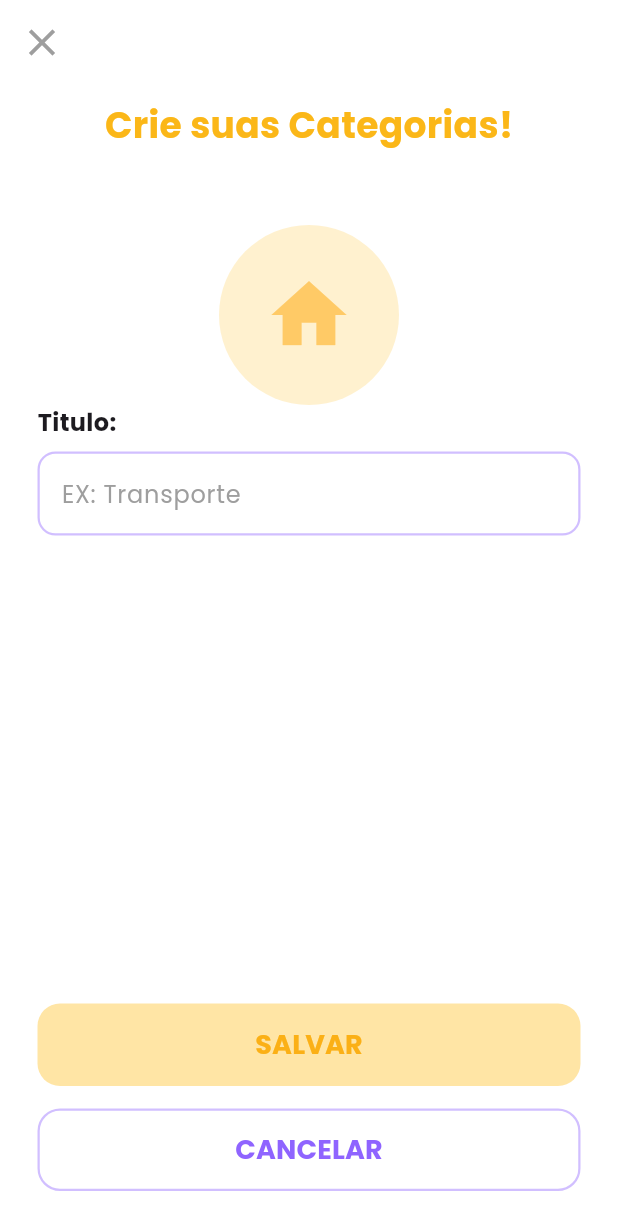
After one commit to hribes/Invezzte, a Flutter app: the CategoryCreate screen opened by its route, on a phone screen of 412 x 824 dp. The commit adds this screen. Shown: the top 1230 px of the screen. Run offline on Flutter 3.47's test engine with Material 3 defaults, Android fonts, the phone set to English and light mode, and no system bars; our stand-ins replace fl_chart, go_router.

Commit message:
feat: tela de cadastro de categorias

```diff
--- /dev/null
+++ b/lib/feature/configuracao/CategoryCreate.dart
@@ -0,0 +1,199 @@
+import 'package:flutter/material.dart';
+
+class CategoryCreate extends StatelessWidget {
+  CategoryCreate({super.key});
+
+  final List<IconData> iconesDisponiveis = [
+    Icons.home,
+    Icons.directions_car,
+    Icons.shopping_cart,
+    Icons.restaurant,
+    Icons.work,
+    Icons.account_balance_wallet,
+    Icons.fitness_center,
+    Icons.local_hospital,
+  ];
+
+  void _abrirSeletorDeIcones(BuildContext context) {
+    showModalBottomSheet(
+      context: context,
+      shape: const RoundedRectangleBorder(
+        borderRadius: BorderRadius.vertical(top: Radius.circular(25)),
+      ),
+      builder: (context) {
+        return Padding(
+          padding: const EdgeInsets.all(20.0),
+          child: Column(
+            mainAxisSize: MainAxisSize.min,
+            children: [
+              const Text(
+                "Escolha um ícone",
+                style: TextStyle(fontWeight: FontWeight.bold, fontSize: 18),
+              ),
+              const SizedBox(height: 20),
+              GridView.builder(
+                shrinkWrap:
+                    true, // Importante para o modal não ocupar a tela toda
+                gridDelegate: const SliverGridDelegateWithFixedCrossAxisCount(
+                  crossAxisCount: 4, // 4 ícones por linha
+                  mainAxisSpacing: 10,
+                  crossAxisSpacing: 10,
+                ),
+                itemCount: iconesDisponiveis.length,
+                itemBuilder: (context, index) {
+                  return InkWell(
+                    onTap: () {
+                      // Aqui você salvaria o ícone selecionado
+                      Navigator.pop(context);
+                    },
+                    child: Container(
+                      decoration: BoxDecoration(
+                        color: Colors.grey[100],
+                        borderRadius: BorderRadius.circular(10),
+                      ),
+                      child: Icon(
+                        iconesDisponiveis[index],
+                        color: const Color(0xFF8F64FF), // Roxo do Invezzte
+                      ),
+                    ),
+                  );
+                },
+              ),
+            ],
+          ),
+        );
+      },
+    );
+  }
+
+  @override
+  Widget build(BuildContext context) {
+    return Scaffold(
+      backgroundColor: Colors.white,
+      appBar: AppBar(
+        backgroundColor: Colors.white,
+        elevation: 0,
+        leading: IconButton(
+          icon: const Icon(Icons.close, color: Colors.grey, size: 30),
+          onPressed: () => Navigator.pop(context),
+        ),
+      ),
+      body: Padding(
+        padding: const EdgeInsets.symmetric(horizontal: 25.0, vertical: 10.0),
+        child: Column(
+          crossAxisAlignment: CrossAxisAlignment.center,
+          children: [
+            const Text(
+              "Crie suas Categorias!",
+              style: TextStyle(
+                color: Color(0xFFFBB718),
+                fontSize: 24,
+                fontWeight: FontWeight.bold,
+              ),
+            ),
+            const SizedBox(height: 50),
+
+            // Círculo com o ícone de casa
+            GestureDetector(
+              onTap: () => _abrirSeletorDeIcones(context),
+              child: Container(
+                width: 120,
+                height: 120,
+                decoration: const BoxDecoration(
+                  color: Color(0xFFFFF1CF), // Amarelo bem clarinho
+                  shape: BoxShape.circle,
+                ),
+                child: const Icon(
+                  Icons
+                      .home, // Aqui depois você usará uma variável para mudar o ícone
+                  size: 60,
+                  color: Color(0xFFFFCA66),
+                ),
+              ),
+            ),
+
+            // Campo de Input
+            const Align(
+              alignment: Alignment.centerLeft,
+              child: Text(
+                "Titulo:",
+                style: TextStyle(fontWeight: FontWeight.bold, fontSize: 16),
+              ),
+            ),
+            const SizedBox(height: 8),
+            TextField(
+              decoration: InputDecoration(
+                hintText: "EX: Transporte",
+                hintStyle: const TextStyle(color: Colors.grey),
+                enabledBorder: OutlineInputBorder(
+                  borderRadius: BorderRadius.circular(12),
+                  borderSide: const BorderSide(
+                    color: Color(0xFFD1BFFF),
+                    width: 1.5,
+                  ),
+                ),
+                focusedBorder: OutlineInputBorder(
+                  borderRadius: BorderRadius.circular(12),
+                  borderSide: const BorderSide(
+                    color: Color(0xFF8F64FF),
+                    width: 2,
+                  ),
+                ),
+              ),
+            ),
+
+            const Spacer(), // Empurra os botões para baixo
+            // Botão Salvar
+            SizedBox(
+              width: double.infinity,
+              height: 55,
+              child: ElevatedButton(
+                onPressed: () {},
+                style: ElevatedButton.styleFrom(
+                  backgroundColor: const Color(0xFFFFE5A5),
+                  elevation: 0,
+                  shape: RoundedRectangleBorder(
+                    borderRadius: BorderRadius.circular(15),
+                  ),
+                ),
+                child: const Text(
+                  "SALVAR",
+                  style: TextStyle(
+                    color: Color(0xFFFBB016),
+                    fontWeight: FontWeight.bold,
+                    fontSize: 18,
+                  ),
+                ),
+              ),
+            ),
+            const SizedBox(height: 15),
+
+            // Botão Cancelar
+            SizedBox(
+              width: double.infinity,
+              height: 55,
+              child: OutlinedButton(
+                onPressed: () => Navigator.pop(context),
+                style: OutlinedButton.styleFrom(
+                  side: const BorderSide(color: Color(0xFFD1BFFF), width: 1.5),
+                  shape: RoundedRectangleBorder(
+                    borderRadius: BorderRadius.circular(15),
+                  ),
+                ),
+                child: const Text(
+                  "CANCELAR",
+                  style: TextStyle(
+                    color: Color(0xFF8F64FF),
+                    fontWeight: FontWeight.bold,
+                    fontSize: 18,
+                  ),
+                ),
+              ),
+            ),
+            const SizedBox(height: 20),
+          ],
+        ),
+      ),
+    );
+  }
+}
--- a/lib/feature/main.dart
+++ b/lib/feature/main.dart
@@ -7,6 +7,7 @@ import 'package:invezzte/feature/investimentos/investment.dart';
 import 'package:invezzte/feature/gastos/spending.dart';
 import 'package:invezzte/feature/home/HomeInvezzte.dart';
 import 'package:invezzte/feature/login/Login.dart';
+import 'package:invezzte/feature/configuracao/CategoryCreate.dart';
 
 // Configuração das rotas
 final GoRouter _router = GoRouter(
@@ -19,6 +20,7 @@ final GoRouter _router = GoRouter(
     GoRoute(path: '/profile', builder: (context, state) => const ProfileConfiguration()),
     GoRoute(path: '/add-expense', builder: (context, state) => const AddExpense()),
     GoRoute(path: '/add-balance', builder: (context, state) => const AddBalance()),
+    GoRoute(path: '/create-category', builder: (context, state) =>  CategoryCreate()),
   ],
 );
 
--- a/lib/feature/widgets/OptionSheet.dart
+++ b/lib/feature/widgets/OptionSheet.dart
@@ -26,7 +26,10 @@ class AddOptionsSheet extends StatelessWidget {
             context.push('/add-balance');
           }),
           const Divider(),
-          _buildOption(Icons.assignment_outlined, "Cadastrar Categoria", () {}),
+          _buildOption(Icons.assignment_outlined, "Cadastrar Categoria", () {
+            Navigator.pop(context);
+            context.push('/create-category');
+          }),
         ],
       ),
     );
```
